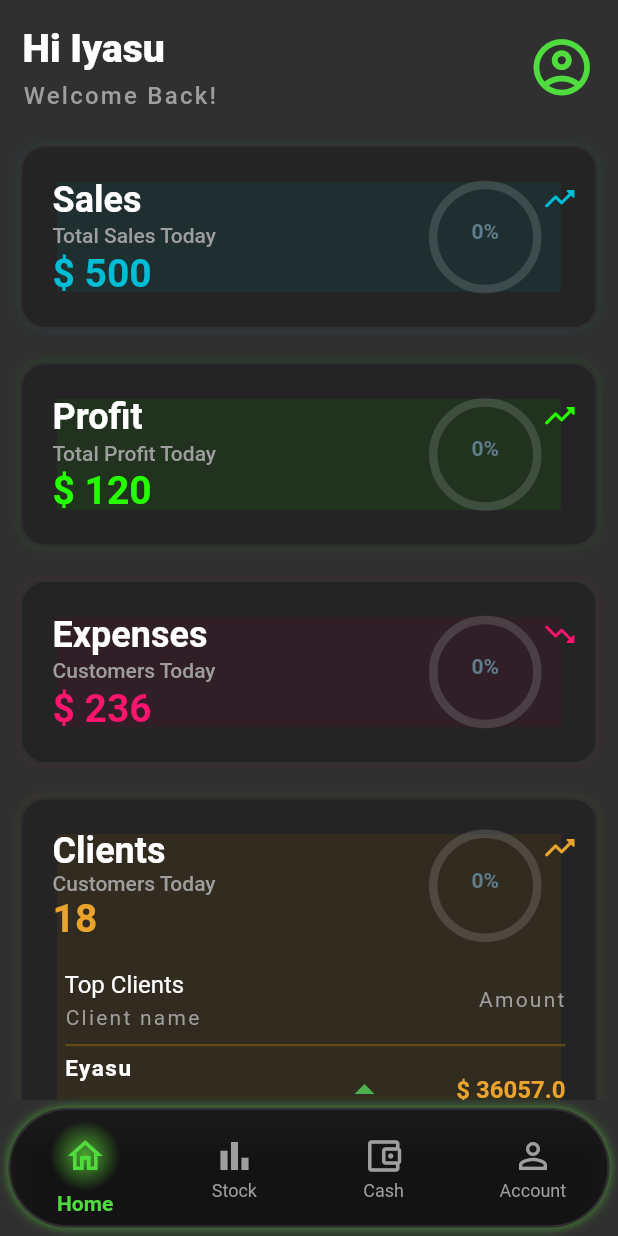
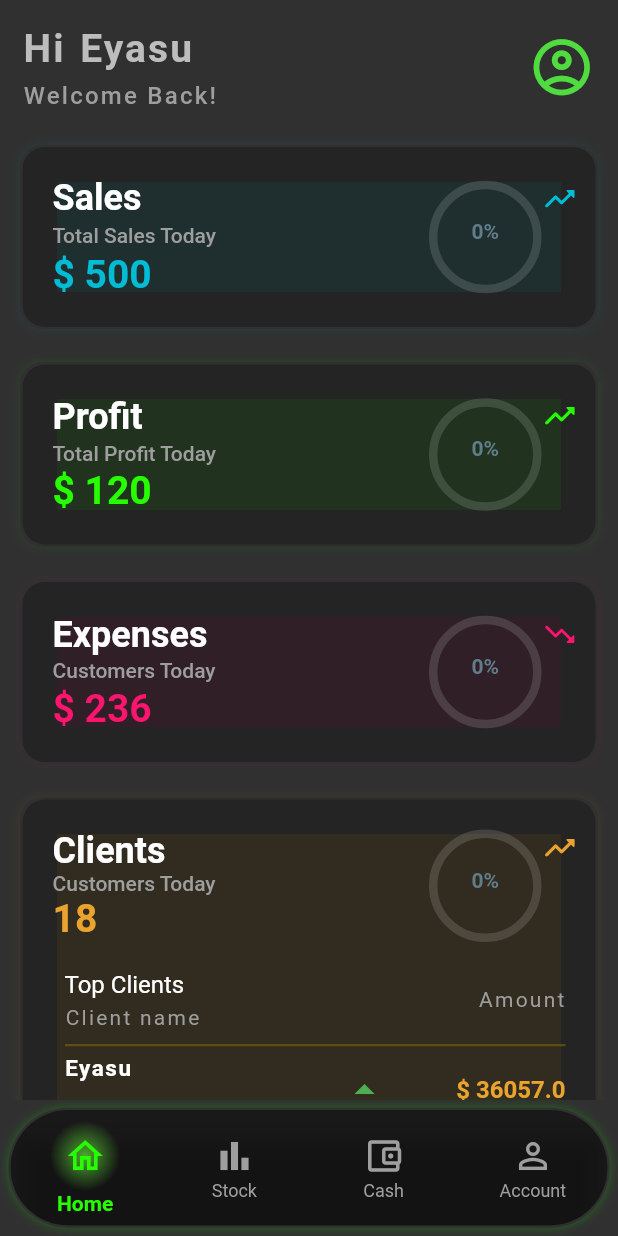
Before and after one commit to IyasuH/mystore, a Flutter app: the screen it shows after launch, on a phone screen of 412 x 824 dp. Run offline on Flutter 3.47's test engine with Material 2 defaults, Android fonts, the phone set to English and light mode, and no system bars; drawn by our look-alikes of syncfusion_flutter_gauges; our stand-ins replace syncfusion_flutter_charts; statements that could not run were skipped.

Commit message:
main screen and tab changes

```diff
--- a/lib/screens/homeScreen.dart
+++ b/lib/screens/homeScreen.dart
@@ -35,7 +35,7 @@ class _HomeScreenState extends State<HomeScreen> {
           borderRadius: BorderRadius.all(Radius.circular(43)),
           boxShadow: [
             BoxShadow(
-              color: Color.fromARGB(153, 89, 225, 54),
+              color: const Color.fromARGB(80, 19, 224, 0),
               spreadRadius: 1.5,
               blurRadius: 5,
               blurStyle: BlurStyle.outer,
@@ -52,7 +52,7 @@ class _HomeScreenState extends State<HomeScreen> {
             type: BottomNavigationBarType.fixed,
             backgroundColor: Colors.black45,
             currentIndex: _currentTab,
-            selectedItemColor: const Color.fromARGB(255, 80, 220, 63),
+            selectedItemColor: const Color.fromARGB(255, 38, 255, 0),
             selectedLabelStyle: const TextStyle(fontWeight: FontWeight.w600),
             iconSize: 28,
             unselectedItemColor: Colors.grey,
--- a/lib/screens/homeTab.dart
+++ b/lib/screens/homeTab.dart
@@ -1,6 +1,7 @@
 import 'dart:async';
 
 import 'package:flutter/material.dart';
+import 'package:mystore/screens/salesTab.dart';
 import 'package:syncfusion_flutter_charts/charts.dart';
 import 'package:syncfusion_flutter_gauges/gauges.dart';
 
@@ -21,7 +22,14 @@ class _HomeTabState extends State<HomeTab> {
   _salesContainer() {
     Color salesPrimaryColor = const Color.fromRGBO(0, 188, 212, 1);
     Color salesSecondaryColor = const Color.fromARGB(30, 0, 169, 181);
-    return Container(
+    return GestureDetector(
+      onTap: () => Navigator.push(
+        context,
+        MaterialPageRoute(
+          builder: (_) => SalesTab(),
+        ),
+      ),
+      child: Container(
         height: 120,
         decoration: BoxDecoration(
           color: Colors.black26,
@@ -42,7 +50,7 @@ class _HomeTabState extends State<HomeTab> {
           mainAxisAlignment: MainAxisAlignment.spaceBetween,
           children: <Widget>[
             Column(
-            mainAxisAlignment: MainAxisAlignment.spaceAround,
+              mainAxisAlignment: MainAxisAlignment.spaceBetween,
               crossAxisAlignment: CrossAxisAlignment.start,
               children: <Widget>[
                 const Text(
@@ -94,6 +102,7 @@ class _HomeTabState extends State<HomeTab> {
             ),
           ],
         ),
+      ),
     );
   }
 
@@ -101,7 +110,14 @@ class _HomeTabState extends State<HomeTab> {
     Color profitPrimaryColor = const Color.fromARGB(255, 38, 255, 0);
     Color profitSecondaryColor = const Color.fromARGB(30, 19, 224, 0);
 
-    return Container(
+    return GestureDetector(
+      onTap: () => Navigator.push(
+        context,
+        MaterialPageRoute(
+          builder: (_) => SalesTab(),
+        ),
+      ),
+      child: Container(
         height: 120,
         decoration: BoxDecoration(
           color: Colors.black26,
@@ -175,6 +191,7 @@ class _HomeTabState extends State<HomeTab> {
             ),
           ],
         ),
+      ),
     );
   }
 
@@ -182,7 +199,14 @@ class _HomeTabState extends State<HomeTab> {
     Color expensePrimaryColor = const Color.fromARGB(255, 255, 20, 110);
     Color expenseSecondaryColor = const Color.fromARGB(30, 194, 0, 91);
 
-    return Container(
+    return GestureDetector(
+      onTap: () => Navigator.push(
+        context,
+        MaterialPageRoute(
+          builder: (_) => SalesTab(),
+        ),
+      ),
+      child: Container(
         height: 120,
         decoration: BoxDecoration(
           color: Colors.black26,
@@ -256,6 +280,7 @@ class _HomeTabState extends State<HomeTab> {
             ),
           ],
         ),
+      ),
     );
   }
 
@@ -263,7 +288,14 @@ class _HomeTabState extends State<HomeTab> {
     Color clientsPrimaryColor = const Color.fromARGB(255, 234, 164, 45);
     Color clientsSecondaryColor = const Color.fromARGB(30, 203, 145, 0);
 
-    return Container(
+    return GestureDetector(
+      onTap: () => Navigator.push(
+        context,
+        MaterialPageRoute(
+          builder: (_) => SalesTab(),
+        ),
+      ),
+      child: Container(
         height: 320,
         decoration: BoxDecoration(
           color: Colors.black26,
@@ -344,6 +376,7 @@ class _HomeTabState extends State<HomeTab> {
             ),
             topclients()
           ],
+        ),
       ),
     );
   }
@@ -477,12 +510,15 @@ class _HomeTabState extends State<HomeTab> {
                 children: <Widget>[
                   Column(
                     crossAxisAlignment: CrossAxisAlignment.start,
-                    children: const [
+                    children: [
                       Text(
-                        'Hi Iyasu',
+                        'Hi Eyasu',
                         style: TextStyle(
                           fontSize: 26,
-                          fontWeight: FontWeight.w800,
+                          fontWeight: FontWeight.w700,
+                          letterSpacing: 1.4,
+                          wordSpacing: 1.8,
+                          color: Colors.grey[400],
                         ),
                       ),
                       SizedBox(
```
Lines whose indentation alone changed are shown as unchanged.
